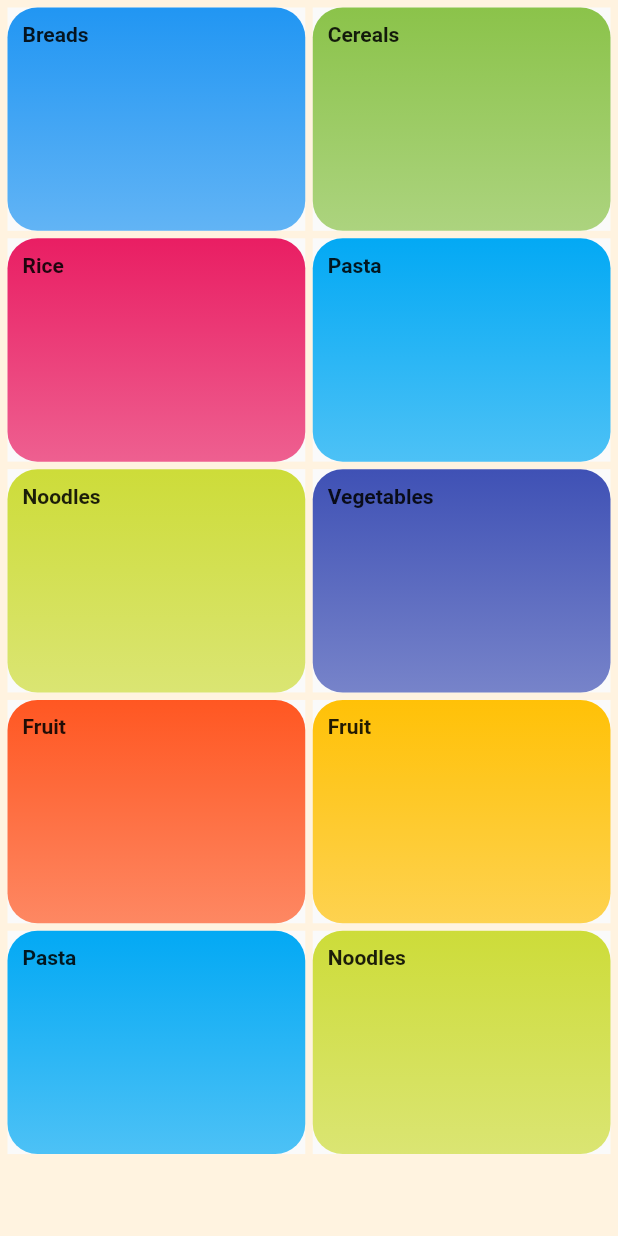
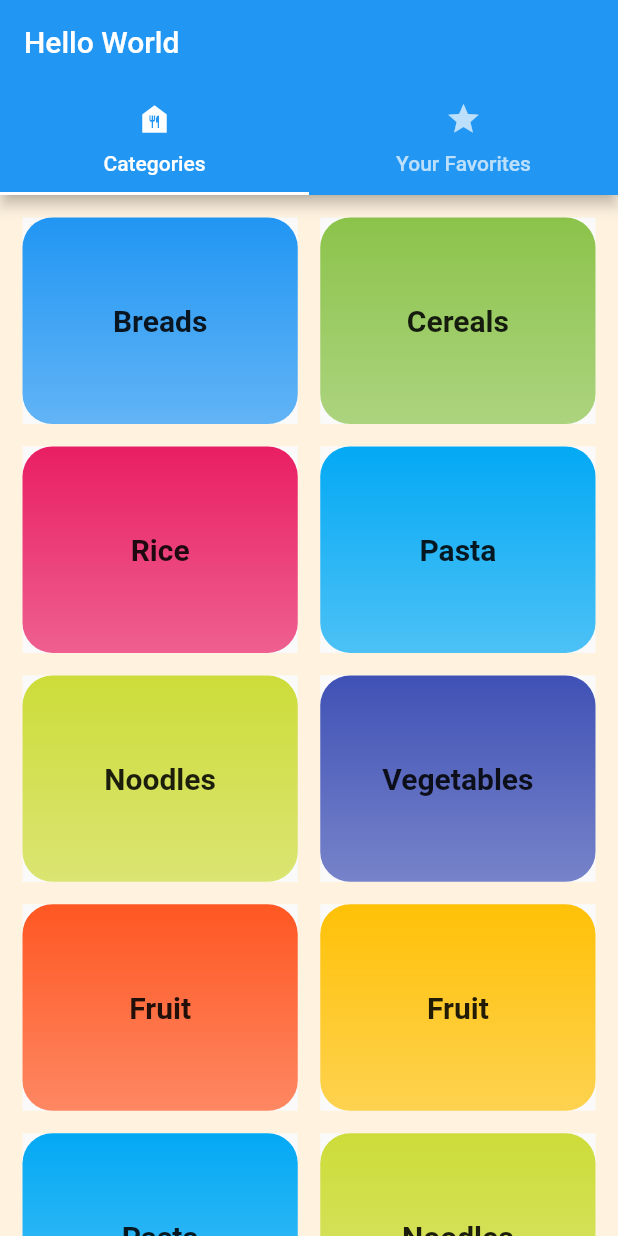
Before and after one commit to zinct/flutter-meal, a Flutter app: the screen it shows after launch, on a phone screen of 412 x 824 dp. Run offline on Flutter 3.47's test engine with Material 2 defaults, Android fonts, the phone set to English and light mode, and no system bars.

Commit message:
Meal screen, TopBar

```diff
--- a/lib/main.dart
+++ b/lib/main.dart
@@ -1,5 +1,6 @@
 import 'package:flutter/material.dart';
 import 'package:meal_menu/screens/categories_screen.dart';
+import 'package:meal_menu/screens/main_screen.dart';
 
 void main() => runApp(MyApp());
 
@@ -9,7 +10,7 @@ class MyApp extends StatelessWidget {
   @override
   Widget build(BuildContext context) {
     return MaterialApp(
-      home: CategoriesScreen() as Widget,
+      home: MainScreen(),
     );
   }
 }
--- a/lib/screens/categories_screen.dart
+++ b/lib/screens/categories_screen.dart
@@ -26,14 +26,13 @@ class CategoriesScreen extends StatelessWidget {
 
   @override
   Widget build(BuildContext context) {
-    return Scaffold(
-      body: Container(
+    return Container(
       color: Colors.orange[50],
       child: GridView.count(
-          padding: const EdgeInsets.all(5),
+        padding: const EdgeInsets.all(15),
         crossAxisCount: 2,
-          mainAxisSpacing: 5,
-          crossAxisSpacing: 5,
+        mainAxisSpacing: 15,
+        crossAxisSpacing: 15,
         childAspectRatio: 4 / 3,
         children: _categories
             .map(
@@ -56,9 +55,12 @@ class CategoriesScreen extends StatelessWidget {
                     ),
                     child: Container(
                       margin: EdgeInsets.all(10),
+                      child: Center(
                         child: Text(
                           row.title,
-                          style: TextStyle(fontWeight: FontWeight.bold),
+                          style: TextStyle(
+                              fontWeight: FontWeight.bold, fontSize: 20),
+                        ),
                       ),
                     ),
                   ),
@@ -67,7 +69,6 @@ class CategoriesScreen extends StatelessWidget {
             )
             .toList(),
       ),
-      ),
     );
   }
 }
--- /dev/null
+++ b/lib/screens/main_screen.dart
@@ -0,0 +1,37 @@
+import 'package:flutter/material.dart';
+import 'package:meal_menu/screens/categories_screen.dart';
+import 'package:meal_menu/screens/favorites_screen.dart';
+
+class MainScreen extends StatelessWidget {
+  const MainScreen({Key? key}) : super(key: key);
+
+  @override
+  Widget build(BuildContext context) {
+    return DefaultTabController(
+      length: 2,
+      child: Scaffold(
+        appBar: AppBar(
+          title: Text('Hello World'),
+          bottom: TabBar(
+            tabs: [
+              Tab(
+                icon: Icon(Icons.food_bank),
+                text: 'Categories',
+              ),
+              Tab(
+                icon: Icon(Icons.star),
+                text: 'Your Favorites',
+              ),
+            ],
+          ),
+        ),
+        body: TabBarView(
+          children: [
+            CategoriesScreen(),
+            FavoritesScreen(),
+          ],
+        ),
+      ),
+    );
+  }
+}
```
Also changed, not shown: lib/data/meals_data.dart (added, +35 -0 lines), lib/models/meal.dart (added, +36 -0 lines), lib/screens/category_meals_screen.dart (+83 -3 lines), lib/screens/favorites_screen.dart (added, +12 -0 lines). Lines whose indentation alone changed are shown as unchanged.
